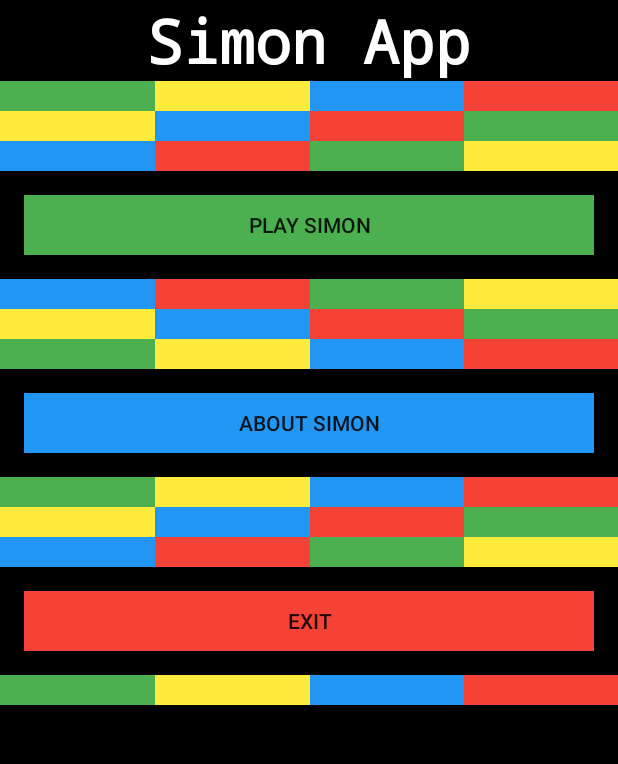
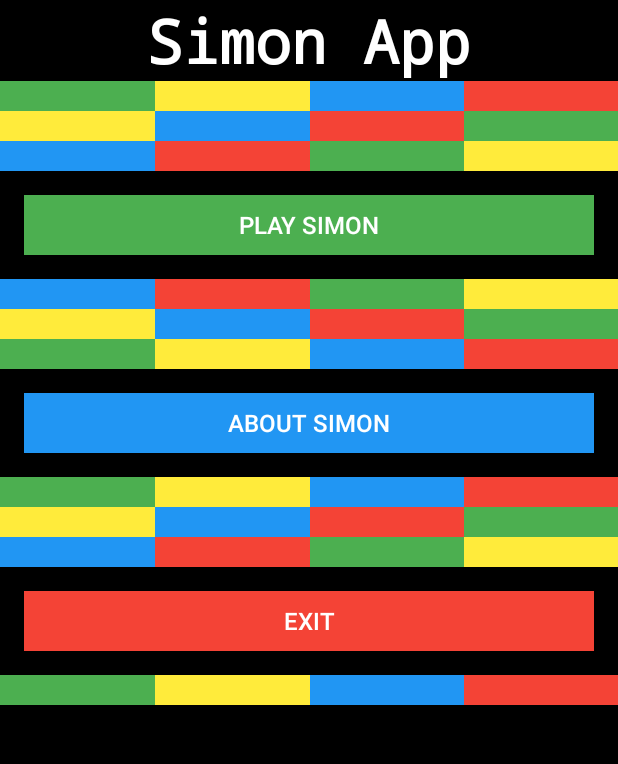
Before and after one commit to tbcrozier/Assignment2Simon, an Android app: the screen it shows after launch (Start), on a phone screen of 412 x 824 dp, the part 114-878 px from its top. Run offline under Robolectric (Android 15) with nearby library versions, the phone set to English and light mode, and no system bars.

Commit message:
Added activity_start landscape view + design

```diff
--- a/app/src/main/res/layout-land/activity_mode.xml
+++ b/app/src/main/res/layout-land/activity_mode.xml
@@ -17,17 +17,24 @@
 
 
 
-        <Button
-            android:layout_width="match_parent"
-            android:layout_height="wrap_content"
-            android:id="@+id/simonsays_button"
-            android:text="@string/simon_says"/>
+    <Button
+        android:textColor="@android:color/white"
+        android:layout_width="match_parent"
+        android:layout_height="25dp"
+        android:background="@color/colorGreen"
+        android:layout_margin="@dimen/activity_horizontal_margin"
+        android:id="@+id/simonsays_button"
+        android:text="@string/simon_says"
+        android:textSize="16sp" />
 
 
 
         <Button
             android:layout_width="match_parent"
-            android:layout_height="wrap_content"
+            android:layout_height="25dp"
+            android:background="@color/colorBlue"
+            android:textColor="@android:color/white"
+            android:layout_margin="@dimen/activity_horizontal_margin"
             android:id="@+id/playeradds_button"
             android:text="@string/player_adds" />
 
@@ -35,7 +42,10 @@
 
         <Button
             android:layout_width="match_parent"
-            android:layout_height="wrap_content"
+            android:layout_height="25dp"
+            android:background="@color/colorRed"
+            android:textColor="@android:color/white"
+            android:layout_margin="@dimen/activity_horizontal_margin"
             android:id="@+id/choosecolor_button"
             android:text="@string/choose_color" />
 
@@ -60,7 +70,6 @@
             android:layout_width="wrap_content"
             android:layout_height="wrap_content"
             android:id="@+id/sshlabel_tv"
-            android:layout_marginBottom="0dp"
             android:textSize="15sp"
             android:textAlignment="center"
             android:text="@string/ssh_label"
@@ -72,8 +81,7 @@
             android:layout_width="wrap_content"
             android:layout_height="wrap_content"
             android:id="@+id/pahlabel_tv"
-            android:layout_marginBottom="0dp"
-            android:textSize="13sp"
+            android:textSize="15sp"
             android:textAlignment="center"
             android:textColor="@android:color/white"
             android:layout_weight="1"/>
@@ -83,7 +91,7 @@
             android:layout_width="wrap_content"
             android:layout_height="wrap_content"
             android:id="@+id/cyclabel_tv"
-            android:textSize="13sp"
+            android:textSize="15sp"
             android:textAlignment="center"
             android:textColor="@android:color/white"
             android:layout_weight="1"/>
--- a/app/src/main/res/layout-land/activity_start.xml
+++ b/app/src/main/res/layout-land/activity_start.xml
@@ -58,6 +58,7 @@
         android:textStyle="normal|bold"
         android:gravity="center_horizontal" />
 
+
     <!--This layout does bottom horizontal colorful frame edging-->
     <LinearLayout
         android:orientation="horizontal"
@@ -66,7 +67,20 @@
         android:baselineAligned="false"
         android:weightSum="4">
 
-
+        <LinearLayout
+            android:orientation="vertical"
+            android:layout_width="match_parent"
+            android:layout_height="match_parent"
+            android:background="@color/colorBlue"
+            android:layout_weight="1">
+        </LinearLayout>
+        <LinearLayout
+            android:orientation="vertical"
+            android:layout_width="match_parent"
+            android:layout_height="match_parent"
+            android:background="@color/colorRed"
+            android:layout_weight="1">
+        </LinearLayout>
         <LinearLayout
             android:orientation="vertical"
             android:layout_width="match_parent"
@@ -81,22 +95,20 @@
             android:background="@color/colorYellow"
             android:layout_weight="1">
         </LinearLayout>
-        <LinearLayout
-            android:orientation="vertical"
-            android:layout_width="match_parent"
-            android:layout_height="match_parent"
-            android:background="@color/colorBlue"
-            android:layout_weight="1">
-        </LinearLayout>
-        <LinearLayout
-            android:orientation="vertical"
-            android:layout_width="match_parent"
-            android:layout_height="match_parent"
-            android:background="@color/colorRed"
-            android:layout_weight="1">
-        </LinearLayout>
 
     </LinearLayout>
+
+    <Button
+        android:text="@string/play_simon_button"
+        android:textColor="@android:color/white"
+        android:layout_width="match_parent"
+        android:layout_height="40dp"
+        android:background="@color/colorGreen"
+        android:layout_margin="@dimen/activity_horizontal_margin"
+        android:id="@+id/play_button"
+        android:textSize="16sp"
+        android:textStyle="normal|bold" />
+
 
     <!--This layout does bottom horizontal colorful frame edging-->
     <LinearLayout
@@ -137,256 +149,17 @@
 
     </LinearLayout>
 
-    <!--This layout does bottom horizontal colorful frame edging-->
-    <LinearLayout
-        android:orientation="horizontal"
-        android:layout_width="match_parent"
-        android:layout_height="10dp"
-        android:baselineAligned="false"
-        android:weightSum="4">
-
-        <LinearLayout
-            android:orientation="vertical"
-            android:layout_width="match_parent"
-            android:layout_height="match_parent"
-            android:background="@color/colorBlue"
-            android:layout_weight="1">
-        </LinearLayout>
-        <LinearLayout
-            android:orientation="vertical"
-            android:layout_width="match_parent"
-            android:layout_height="match_parent"
-            android:background="@color/colorRed"
-            android:layout_weight="1">
-        </LinearLayout>
-        <LinearLayout
-            android:orientation="vertical"
-            android:layout_width="match_parent"
-            android:layout_height="match_parent"
-            android:background="@color/colorGreen"
-            android:layout_weight="1">
-        </LinearLayout>
-        <LinearLayout
-            android:orientation="vertical"
-            android:layout_width="match_parent"
-            android:layout_height="match_parent"
-            android:background="@color/colorYellow"
-            android:layout_weight="1">
-        </LinearLayout>
-
-    </LinearLayout>
-
-
-    <Button
-        android:text="@string/play_simon_button"
-        android:layout_width="match_parent"
-        android:layout_height="wrap_content"
-        android:id="@+id/play_button" />
-
-    <!--This layout does bottom horizontal colorful frame edging-->
-    <LinearLayout
-        android:orientation="horizontal"
-        android:layout_width="match_parent"
-        android:layout_height="10dp"
-        android:baselineAligned="false"
-        android:weightSum="4">
-
-        <LinearLayout
-            android:orientation="vertical"
-            android:layout_width="match_parent"
-            android:layout_height="match_parent"
-            android:background="@color/colorRed"
-            android:layout_weight="1">
-        </LinearLayout>
-
-        <LinearLayout
-            android:orientation="vertical"
-            android:layout_width="match_parent"
-            android:layout_height="match_parent"
-            android:background="@color/colorGreen"
-            android:layout_weight="1">
-        </LinearLayout>
-        <LinearLayout
-            android:orientation="vertical"
-            android:layout_width="match_parent"
-            android:layout_height="match_parent"
-            android:background="@color/colorYellow"
-            android:layout_weight="1">
-        </LinearLayout>
-        <LinearLayout
-            android:orientation="vertical"
-            android:layout_width="match_parent"
-            android:layout_height="match_parent"
-            android:background="@color/colorBlue"
-            android:layout_weight="1">
-        </LinearLayout>
-
-    </LinearLayout>
-
-    <!--This layout does bottom horizontal colorful frame edging-->
-    <LinearLayout
-        android:orientation="horizontal"
-        android:layout_width="match_parent"
-        android:layout_height="10dp"
-        android:baselineAligned="false"
-        android:weightSum="4">
-
-        <LinearLayout
-            android:orientation="vertical"
-            android:layout_width="match_parent"
-            android:layout_height="match_parent"
-            android:background="@color/colorBlue"
-            android:layout_weight="1">
-        </LinearLayout>
-        <LinearLayout
-            android:orientation="vertical"
-            android:layout_width="match_parent"
-            android:layout_height="match_parent"
-            android:background="@color/colorRed"
-            android:layout_weight="1">
-        </LinearLayout>
-        <LinearLayout
-            android:orientation="vertical"
-            android:layout_width="match_parent"
-            android:layout_height="match_parent"
-            android:background="@color/colorGreen"
-            android:layout_weight="1">
-        </LinearLayout>
-        <LinearLayout
-            android:orientation="vertical"
-            android:layout_width="match_parent"
-            android:layout_height="match_parent"
-            android:background="@color/colorYellow"
-            android:layout_weight="1">
-        </LinearLayout>
-
-
-
-    </LinearLayout>
-
-    <!--This layout does bottom horizontal colorful frame edging-->
-    <LinearLayout
-        android:orientation="horizontal"
-        android:layout_width="match_parent"
-        android:layout_height="10dp"
-        android:baselineAligned="false"
-        android:weightSum="4">
-
-        <LinearLayout
-            android:orientation="vertical"
-            android:layout_width="match_parent"
-            android:layout_height="match_parent"
-            android:background="@color/colorYellow"
-            android:layout_weight="1">
-        </LinearLayout>
-        <LinearLayout
-            android:orientation="vertical"
-            android:layout_width="match_parent"
-            android:layout_height="match_parent"
-            android:background="@color/colorBlue"
-            android:layout_weight="1">
-        </LinearLayout>
-        <LinearLayout
-            android:orientation="vertical"
-            android:layout_width="match_parent"
-            android:layout_height="match_parent"
-            android:background="@color/colorRed"
-            android:layout_weight="1">
-        </LinearLayout>
-        <LinearLayout
-            android:orientation="vertical"
-            android:layout_width="match_parent"
-            android:layout_height="match_parent"
-            android:background="@color/colorGreen"
-            android:layout_weight="1">
-        </LinearLayout>
-
-    </LinearLayout>
-
-
     <Button
         android:text="@string/about_simon_button"
+        android:textColor="@android:color/white"
         android:layout_width="match_parent"
-        android:layout_height="wrap_content"
-        android:id="@+id/about_button" />
+        android:layout_height="40dp"
+        android:background="@color/colorBlue"
+        android:layout_margin="@dimen/activity_horizontal_margin"
+        android:id="@+id/about_button"
+        android:textSize="16sp"
+        android:textStyle="normal|bold" />
 
-    <!--This layout does bottom horizontal colorful frame edging-->
-    <LinearLayout
-        android:orientation="horizontal"
-        android:layout_width="match_parent"
-        android:layout_height="10dp"
-        android:baselineAligned="false"
-        android:weightSum="4">
-
-        <LinearLayout
-            android:orientation="vertical"
-            android:layout_width="match_parent"
-            android:layout_height="match_parent"
-            android:background="@color/colorGreen"
-            android:layout_weight="1">
-        </LinearLayout>
-        <LinearLayout
-            android:orientation="vertical"
-            android:layout_width="match_parent"
-            android:layout_height="match_parent"
-            android:background="@color/colorYellow"
-            android:layout_weight="1">
-        </LinearLayout>
-        <LinearLayout
-            android:orientation="vertical"
-            android:layout_width="match_parent"
-            android:layout_height="match_parent"
-            android:background="@color/colorBlue"
-            android:layout_weight="1">
-        </LinearLayout>
-        <LinearLayout
-            android:orientation="vertical"
-            android:layout_width="match_parent"
-            android:layout_height="match_parent"
-            android:background="@color/colorRed"
-            android:layout_weight="1">
-        </LinearLayout>
-
-    </LinearLayout>
-
-    <!--This layout does bottom horizontal colorful frame edging-->
-    <LinearLayout
-        android:orientation="horizontal"
-        android:layout_width="match_parent"
-        android:layout_height="10dp"
-        android:baselineAligned="false"
-        android:weightSum="4">
-
-        <LinearLayout
-            android:orientation="vertical"
-            android:layout_width="match_parent"
-            android:layout_height="match_parent"
-            android:background="@color/colorYellow"
-            android:layout_weight="1">
-        </LinearLayout>
-        <LinearLayout
-            android:orientation="vertical"
-            android:layout_width="match_parent"
-            android:layout_height="match_parent"
-            android:background="@color/colorBlue"
-            android:layout_weight="1">
-        </LinearLayout>
-        <LinearLayout
-            android:orientation="vertical"
-            android:layout_width="match_parent"
-            android:layout_height="match_parent"
-            android:background="@color/colorRed"
-            android:layout_weight="1">
-        </LinearLayout>
-        <LinearLayout
-            android:orientation="vertical"
-            android:layout_width="match_parent"
-            android:layout_height="match_parent"
-            android:background="@color/colorGreen"
-            android:layout_weight="1">
-        </LinearLayout>
-
-    </LinearLayout>
 
     <!--This layout does bottom horizontal colorful frame edging-->
     <LinearLayout
@@ -430,8 +203,54 @@
 
     <Button
         android:text="@string/exit_button"
+        android:textColor="@android:color/white"
         android:layout_width="match_parent"
-        android:layout_height="wrap_content"
-        android:id="@+id/exit_button"/>
+        android:layout_height="40dp"
+        android:background="@color/colorRed"
+        android:layout_margin="@dimen/activity_horizontal_margin"
+        android:id="@+id/exit_button"
+        android:textSize="16sp"
+        android:textStyle="normal|bold" />
+
+    <!--This layout does bottom horizontal colorful frame edging-->
+    <LinearLayout
+        android:orientation="horizontal"
+        android:layout_width="match_parent"
+        android:layout_height="10dp"
+        android:baselineAligned="false"
+        android:weightSum="4">
+
+        <LinearLayout
+            android:orientation="vertical"
+            android:layout_width="match_parent"
+            android:layout_height="match_parent"
+            android:background="@color/colorRed"
+            android:layout_weight="1">
+        </LinearLayout>
+        <LinearLayout
+            android:orientation="vertical"
+            android:layout_width="match_parent"
+            android:layout_height="match_parent"
+            android:background="@color/colorYellow"
+            android:layout_weight="1">
+        </LinearLayout>
+        <LinearLayout
+            android:orientation="vertical"
+            android:layout_width="match_parent"
+            android:layout_height="match_parent"
+            android:background="@color/colorGreen"
+            android:layout_weight="1">
+        </LinearLayout>
+        <LinearLayout
+            android:orientation="vertical"
+            android:layout_width="match_parent"
+            android:layout_height="match_parent"
+            android:background="@color/colorBlue"
+            android:layout_weight="1">
+        </LinearLayout>
+
+
+    </LinearLayout>
+
 
 </LinearLayout>
--- a/app/src/main/res/layout/activity_start.xml
+++ b/app/src/main/res/layout/activity_start.xml
@@ -179,11 +179,13 @@ android:background="@color/colorBlack">
 
 <Button
     android:text="@string/play_simon_button"
+    android:textColor="@android:color/white"
     android:layout_width="match_parent"
     android:layout_height="40dp"
     android:background="@color/colorGreen"
     android:layout_margin="@dimen/activity_horizontal_margin"
-    android:id="@+id/play_button" />
+    android:id="@+id/play_button"
+    android:textSize="16sp" />
 
 <!--This layout does bottom horizontal colorful frame edging-->
 <LinearLayout
@@ -308,11 +310,13 @@ android:background="@color/colorBlack">
 
     <Button
     android:text="@string/about_simon_button"
+    android:textColor="@android:color/white"
     android:layout_width="match_parent"
     android:layout_height="40dp"
     android:background="@color/colorBlue"
     android:layout_margin="@dimen/activity_horizontal_margin"
-    android:id="@+id/about_button" />
+    android:id="@+id/about_button"
+        android:textSize="16sp" />
 
 <!--This layout does bottom horizontal colorful frame edging-->
 <LinearLayout
@@ -434,11 +438,13 @@ android:background="@color/colorBlack">
 
 <Button
     android:text="@string/exit_button"
+    android:textColor="@android:color/white"
     android:layout_width="match_parent"
     android:layout_height="40dp"
     android:background="@color/colorRed"
     android:layout_margin="@dimen/activity_horizontal_margin"
-    android:id="@+id/exit_button"/>
+    android:id="@+id/exit_button"
+    android:textSize="16sp" />
 
 <!--This layout does the top horizontal colorful frame edging-->
 <LinearLayout
```
